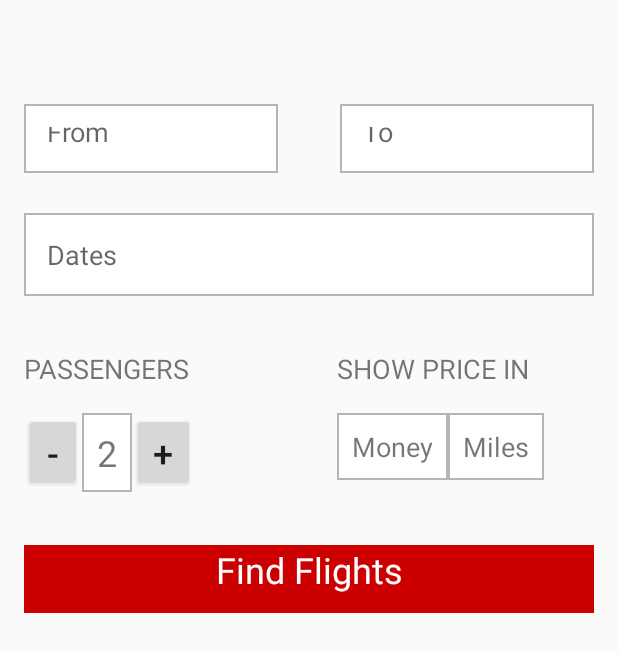
After one commit to ysc1995/DeltaApp, an Android app: the layout frag_item_multicity.xml on its own in the app's theme, with its tools: preview values and no code run, on a phone screen of 412 x 824 dp. The commit adds this screen. Shown: the top 652 px of the screen. Run offline under Robolectric (Android 15) with nearby library versions, the phone set to English and light mode, and no system bars.

Commit message:
add book a flight xml

```diff
--- a/app/src/main/AndroidManifest.xml
+++ b/app/src/main/AndroidManifest.xml
@@ -16,6 +16,7 @@
                 <category android:name="android.intent.category.LAUNCHER" />
             </intent-filter>
         </activity>
+        <activity android:name=".bookflight.BookFlightActivity"></activity>
     </application>
 
 </manifest>
--- /dev/null
+++ b/app/src/main/res/drawable/rectangle_border.xml
@@ -0,0 +1,7 @@
+<?xml version="1.0" encoding="utf-8"?>
+<shape xmlns:android="http://schemas.android.com/apk/res/android" android:shape="rectangle" >
+    <solid android:color="@android:color/white" />
+    <stroke android:width="1dip"
+        android:color="#b4b5b5"/>
+
+</shape>
--- /dev/null
+++ b/app/src/main/res/layout/frag_item_multicity.xml
@@ -0,0 +1,154 @@
+<?xml version="1.0" encoding="utf-8"?>
+<android.support.constraint.ConstraintLayout xmlns:android="http://schemas.android.com/apk/res/android"
+    xmlns:app="http://schemas.android.com/apk/res-auto"
+    xmlns:tools="http://schemas.android.com/tools"
+    android:layout_width="match_parent"
+    android:layout_height="match_parent"
+    tools:layout_editor_absoluteY="81dp">
+
+
+    <EditText
+        android:id="@+id/txt_bf_from"
+        android:layout_width="0dp"
+        android:layout_height="0dp"
+        android:layout_marginEnd="41dp"
+        android:layout_marginStart="16dp"
+        android:background="@drawable/rectangle_border"
+        android:ems="10"
+        android:hint="@string/bf_from"
+        android:inputType="textPersonName"
+        android:padding="15dp"
+        app:layout_constraintBottom_toBottomOf="@+id/txt_bf_to"
+        app:layout_constraintEnd_toStartOf="@+id/txt_bf_to"
+        app:layout_constraintStart_toStartOf="parent"
+        app:layout_constraintTop_toTopOf="@+id/txt_bf_to" />
+
+    <EditText
+        android:id="@+id/txt_bf_to"
+        android:layout_width="0dp"
+        android:layout_height="46dp"
+
+        android:layout_marginBottom="82dp"
+        android:layout_marginEnd="16dp"
+        android:layout_marginTop="69dp"
+        android:background="@drawable/rectangle_border"
+        android:ems="10"
+        android:hint="@string/bf_to"
+        android:inputType="textPersonName"
+        android:padding="15dp"
+        app:layout_constraintBottom_toBottomOf="@+id/txt_bf_dates"
+        app:layout_constraintEnd_toEndOf="parent"
+        app:layout_constraintStart_toEndOf="@+id/txt_bf_from"
+        app:layout_constraintTop_toTopOf="parent" />
+
+    <EditText
+        android:id="@+id/txt_bf_dates"
+        android:layout_width="0dp"
+        android:layout_height="wrap_content"
+        android:layout_marginBottom="36dp"
+        android:layout_marginEnd="16dp"
+        android:layout_marginStart="16dp"
+        android:background="@drawable/rectangle_border"
+        android:ems="10"
+        android:hint="@string/bf_dates"
+        android:inputType="date"
+        android:padding="15dp"
+        app:layout_constraintBottom_toTopOf="@+id/tv_bf_title1"
+        app:layout_constraintEnd_toEndOf="parent"
+        app:layout_constraintStart_toStartOf="parent" />
+
+    <TextView
+        android:id="@+id/txt_bf_nums"
+        android:layout_width="wrap_content"
+        android:layout_height="wrap_content"
+        android:layout_marginTop="17dp"
+        android:background="@drawable/rectangle_border"
+        android:padding="10dp"
+        android:text="2"
+        android:textAlignment="center"
+        android:textSize="24sp"
+        app:layout_constraintEnd_toEndOf="@+id/tv_bf_title1"
+        app:layout_constraintStart_toStartOf="@+id/tv_bf_title1"
+        app:layout_constraintTop_toBottomOf="@+id/tv_bf_title1" />
+
+    <Button
+        android:id="@+id/btn_bf_minus"
+        android:layout_width="42dp"
+        android:layout_height="52dp"
+        android:text="@string/bf_plus"
+        android:textSize="24sp"
+        app:layout_constraintBaseline_toBaselineOf="@+id/txt_bf_nums"
+        app:layout_constraintStart_toEndOf="@+id/txt_bf_nums" />
+
+    <Button
+        android:id="@+id/btn_bf_plus"
+        android:layout_width="0dp"
+        android:layout_height="52dp"
+        android:text="@string/bf_minus"
+        android:textSize="24sp"
+        app:layout_constraintBaseline_toBaselineOf="@+id/txt_bf_nums"
+        app:layout_constraintEnd_toStartOf="@+id/txt_bf_nums"
+        app:layout_constraintStart_toStartOf="@+id/tv_bf_title1" />
+
+    <TextView
+        android:id="@+id/tv_bf_title1"
+        android:layout_width="wrap_content"
+        android:layout_height="wrap_content"
+        android:layout_marginStart="16dp"
+        android:text="@string/bf_passengers"
+        android:textSize="18sp"
+        app:layout_constraintBottom_toBottomOf="@+id/tv_bf_title2"
+        app:layout_constraintStart_toStartOf="parent"
+        app:layout_constraintTop_toTopOf="@+id/tv_bf_title2" />
+
+    <TextView
+        android:id="@+id/tv_bf_title2"
+        android:layout_width="wrap_content"
+        android:layout_height="wrap_content"
+        android:layout_marginTop="233dp"
+        android:text="@string/bf_showpricein"
+        android:textSize="18sp"
+        app:layout_constraintStart_toStartOf="@+id/tv_bf_money2"
+        app:layout_constraintTop_toTopOf="parent" />
+
+    <TextView
+        android:id="@+id/tv_bf_money"
+        android:layout_width="wrap_content"
+        android:layout_height="wrap_content"
+        android:layout_marginEnd="49dp"
+        android:background="@drawable/rectangle_border"
+        android:padding="10dp"
+        android:text="@string/bf_miles"
+        android:textSize="18sp"
+        app:layout_constraintBaseline_toBaselineOf="@+id/tv_bf_money2"
+        app:layout_constraintEnd_toEndOf="parent" />
+
+    <TextView
+        android:id="@+id/tv_bf_money2"
+        android:layout_width="wrap_content"
+        android:layout_height="wrap_content"
+        android:layout_marginTop="17dp"
+        android:background="@drawable/rectangle_border"
+        android:padding="10dp"
+        android:text="@string/bf_money"
+        android:textSize="18sp"
+        app:layout_constraintEnd_toStartOf="@+id/tv_bf_money"
+        app:layout_constraintTop_toBottomOf="@+id/tv_bf_title2" />
+
+    <TextView
+        android:id="@+id/tv_bf_find"
+        android:layout_width="0dp"
+        android:layout_height="45dp"
+        android:layout_marginEnd="16dp"
+        android:layout_marginStart="16dp"
+        android:layout_marginTop="36dp"
+        android:background="@android:color/holo_red_dark"
+        android:text="@string/bf_findflights"
+        android:textAlignment="center"
+        android:textColor="@android:color/background_light"
+        android:textSize="24sp"
+        app:layout_constraintEnd_toEndOf="parent"
+        app:layout_constraintStart_toStartOf="parent"
+        app:layout_constraintTop_toBottomOf="@+id/btn_bf_plus" />
+
+</android.support.constraint.ConstraintLayout>
--- a/app/src/main/res/values/strings.xml
+++ b/app/src/main/res/values/strings.xml
@@ -1,3 +1,26 @@
 <resources>
     <string name="app_name">DeltaApp</string>
+
+
+
+    <!--Book A Flight-->
+    <string name="bf_tableft">ROUND-TRIP</string>
+    <string name="bf_tabcenter">ONE-WAY</string>
+    <string name="bf_tabright">MULTI-CITY</string>
+
+    <string name="bf_from">From</string>
+    <string name="bf_to">To</string>
+    <string name="bf_dates">Dates</string>
+    <string name="bf_passengers">PASSENGERS</string>
+    <string name="bf_showpricein">SHOW PRICE IN</string>
+    <string name="bf_money">Money</string>
+    <string name="bf_miles">Miles</string>
+    <string name="bf_findflights">Find Flights</string>
+    <string name="bf_minus">-</string>
+    <string name="bf_plus">+</string>
+    <string name= "bf_moreflights">+ MORE FLIGHTS</string>
+
+
+
+
 </resources>
```
Also changed, not shown: app/build.gradle (+4 -3 lines), app/src/main/java/com/example/shaochengyang/deltaapp/bookflight/BookFlightActivity.java (added, +15 -0 lines), app/src/main/res/drawable/ic_chevron_left_black_24dp.xml (added, +9 -0 lines), app/src/main/res/drawable/ic_chevron_right_black_24dp.xml (added, +9 -0 lines), app/src/main/res/layout/activity_book_flight.xml (added, +35 -0 lines), app/src/main/res/layout/frag_multi_city.xml (added, +132 -0 lines), app/src/main/res/layout/frag_one_way.xml (added, +154 -0 lines), app/src/main/res/layout/frag_round_trip.xml (added, +154 -0 lines), app/src/main/res/drawable/plus_gray.png (added).
